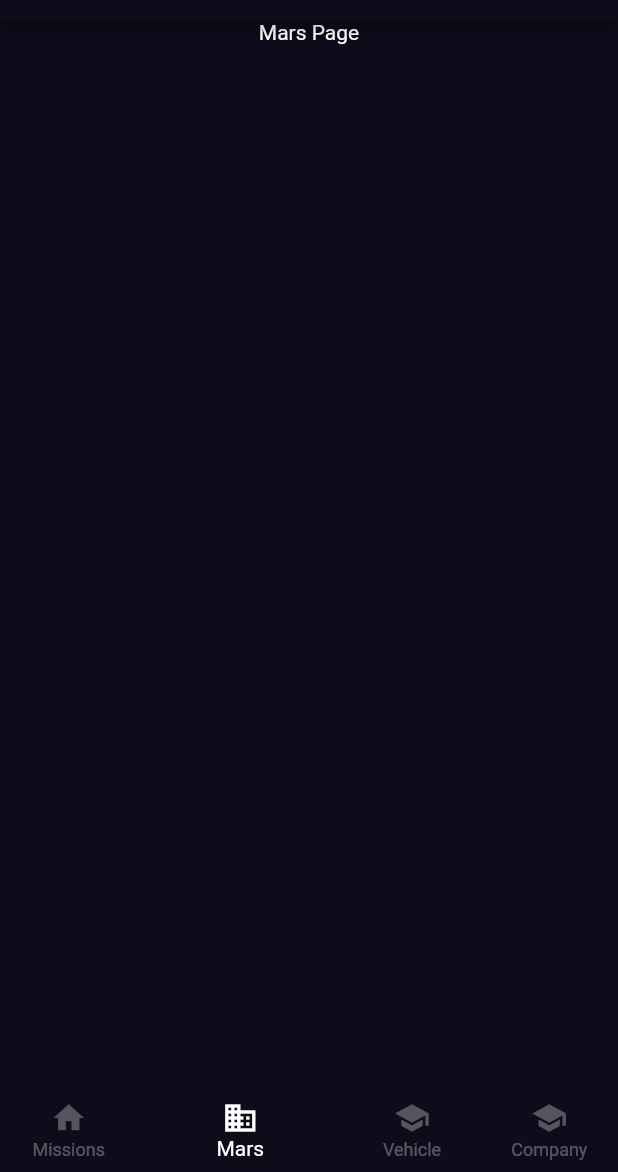
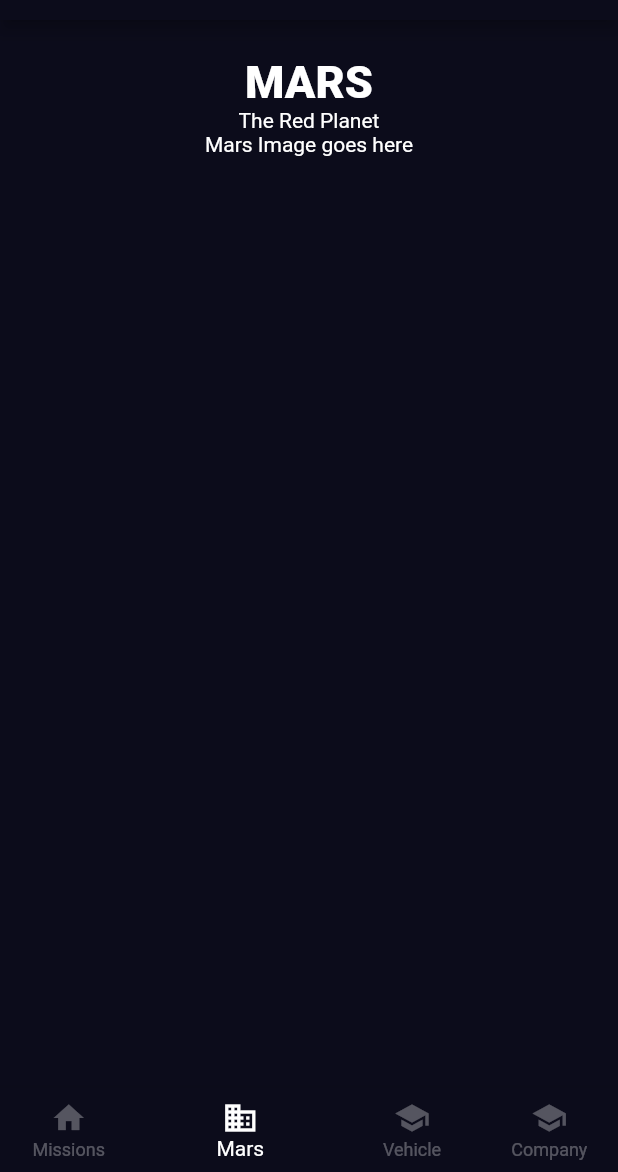
Before and after one commit to rootFaheem/thespaceinfo, a Flutter app: the screen it shows after launch, item 2 of the bottom bar chosen, on a phone screen of 412 x 824 dp, the part 64-1236 px from its top. Run offline on Flutter 3.47's test engine with Material 2 defaults, Android fonts, the phone set to English and light mode, and no system bars.

Commit message:
mars page arch

```diff
--- a/lib/app/modules/mars/mars.dart
+++ b/lib/app/modules/mars/mars.dart
@@ -2,11 +2,27 @@ import 'package:flutter/material.dart';
 
 class Mars extends StatelessWidget {
   static const routeName = "mars";
+
   @override
   Widget build(BuildContext context) {
     return Column(
       children: <Widget>[
-        Text('Mars Page'),
+        Container(
+          margin: EdgeInsets.only(top: 24.0),
+          child: Text(
+            'MARS',
+            style: TextStyle(
+              fontSize: 30.0,
+              fontWeight: FontWeight.w900,
+            ),
+          ),
+        ),
+        Container(
+          child: Text('The Red Planet'),
+        ),
+        Container(
+          child: Text('Mars Image goes here'),
+        ),
       ],
     );
   }
```
